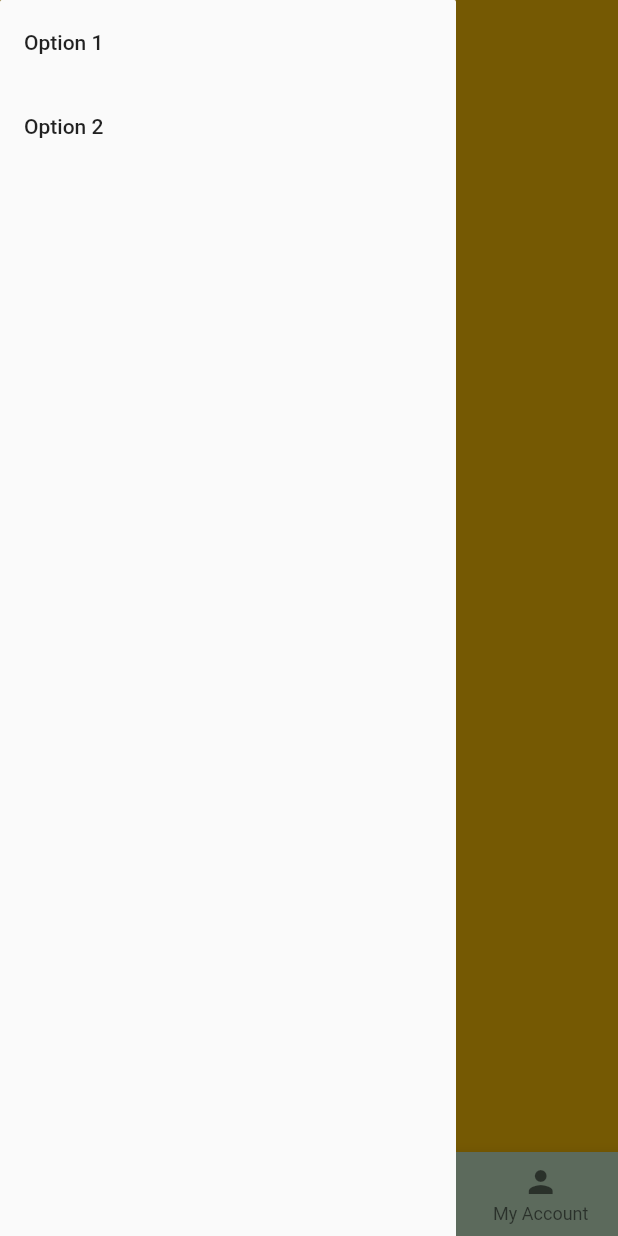
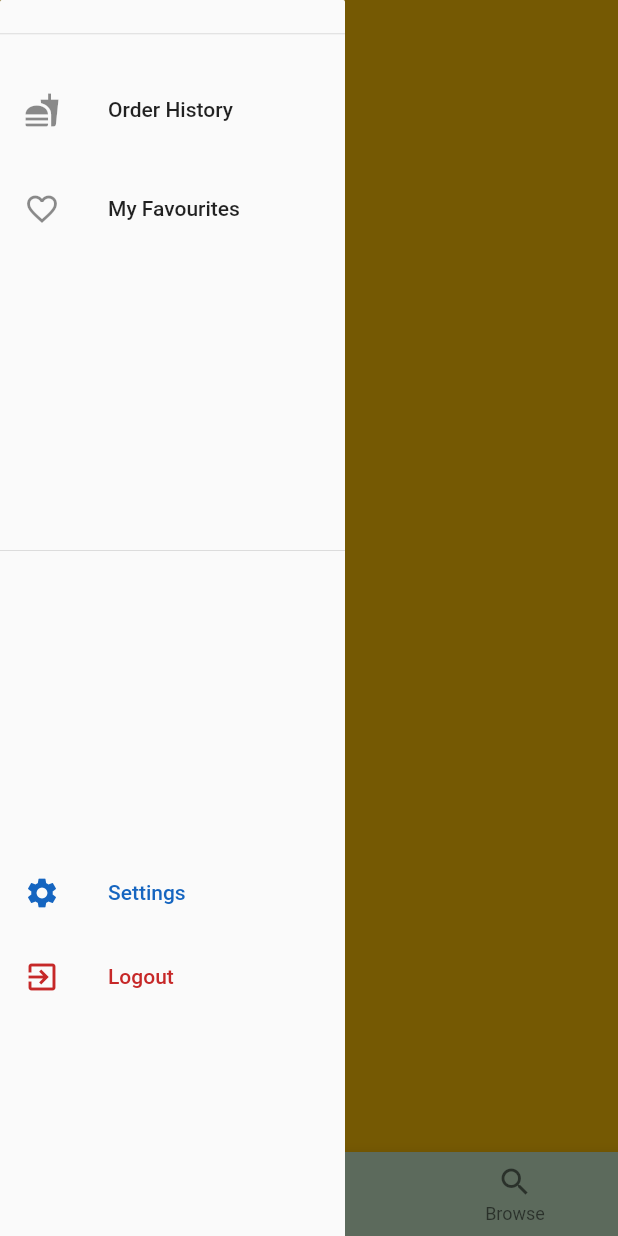
Before and after one commit to michellezhang95/app_mvp, a Flutter app: the screen it shows after launch, with the side drawer open, on a phone screen of 412 x 824 dp. Run offline on Flutter 3.47's test engine with Material 2 defaults, Android fonts, the phone set to English and light mode, and no system bars; our stand-ins replace cloud_firestore, firebase_auth, firebase_core, flutter_credit_card, progress_dialog; missing offline and left inert: barcode_scan, stripe_payment; accounts and stored records are empty.

Commit message:
Update homepage.dart

```diff
--- a/lib/screens/homepage.dart
+++ b/lib/screens/homepage.dart
@@ -93,20 +93,63 @@ class _HomePageState extends State<HomePage> {
       backgroundColor: Colors.amber,
       drawer: ClipRRect(
         borderRadius: BorderRadius.vertical(top: Radius.circular(1.0)),
+        child: Container(
+          width: 230.0,
           child: Drawer(
             elevation: 16.0,
             child: ListView(
               padding: EdgeInsets.zero,
               children: <Widget>[
+                Divider(
+                  height: 45.0,
+                ),
                 ListTile(
-                title: Text('Option 1'),
+                  leading: Icon(Icons.fastfood),
+                  title: Text('Order History'),
+                  onTap: () {},
+                ),
+                Divider(
+                  height: 10.0,
+                  color: Colors.transparent,
+                ),
+                ListTile(
+                  leading: Icon(Icons.favorite_border),
+                  title: Text('My Favourites'),
+                  onTap: () {},
+                ),
+                Container(
+                    child: Align(
+                  alignment: Alignment.bottomCenter,
+                  child: Column(
+                    children: <Widget>[
+                      Divider(height: 400),
+                      ListTile(
+                        leading: Icon(
+                          Icons.settings,
+                          color: Colors.blue[800],
+                        ),
+                        title: Text(
+                          'Settings',
+                          style: TextStyle(color: Colors.blue[800]),
+                        ),
                         onTap: () {},
                       ),
                       ListTile(
-                title: Text('Option 2'),
+                        leading: Icon(
+                          Icons.exit_to_app,
+                          color: Colors.red[800],
+                        ),
+                        title: Text(
+                          'Logout',
+                          style: TextStyle(color: Colors.red[800]),
+                        ),
                         onTap: () {},
                       ),
                     ],
+                  ),
+                )),
+              ],
+            ),
           ),
         ),
       ),
@@ -168,12 +211,6 @@ class _HomePageState extends State<HomePage> {
             title: Text('Home'),
             backgroundColor: Colors.blue,
           ),
-          /* BottomNavigationBarItem(
-          icon: Icon(Icons.camera),
-          title: Text('Scan'),
-          backgroundColor: Colors.blue,
-
-        ), */
           BottomNavigationBarItem(
               icon: Icon(Icons.camera),
               title: Text('Scan'),
@@ -183,11 +220,11 @@ class _HomePageState extends State<HomePage> {
             title: Text('Browse'),
             backgroundColor: Colors.blue,
           ),
-          BottomNavigationBarItem(
+          /*   BottomNavigationBarItem(
             icon: Icon(Icons.person),
             title: Text('My Account'),
             backgroundColor: Colors.blue,
-          ),
+          ), */
         ],
         currentIndex: _selectedIndex,
         selectedItemColor: Colors.deepPurple[300],
```
Lines whose indentation alone changed are shown as unchanged.
